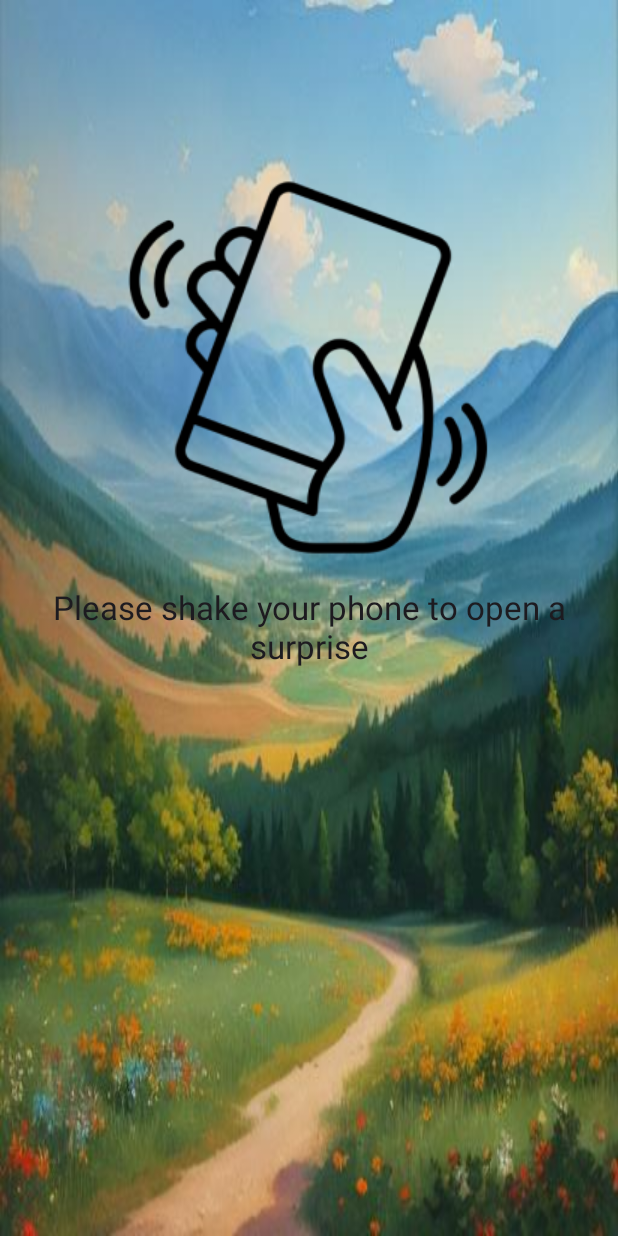
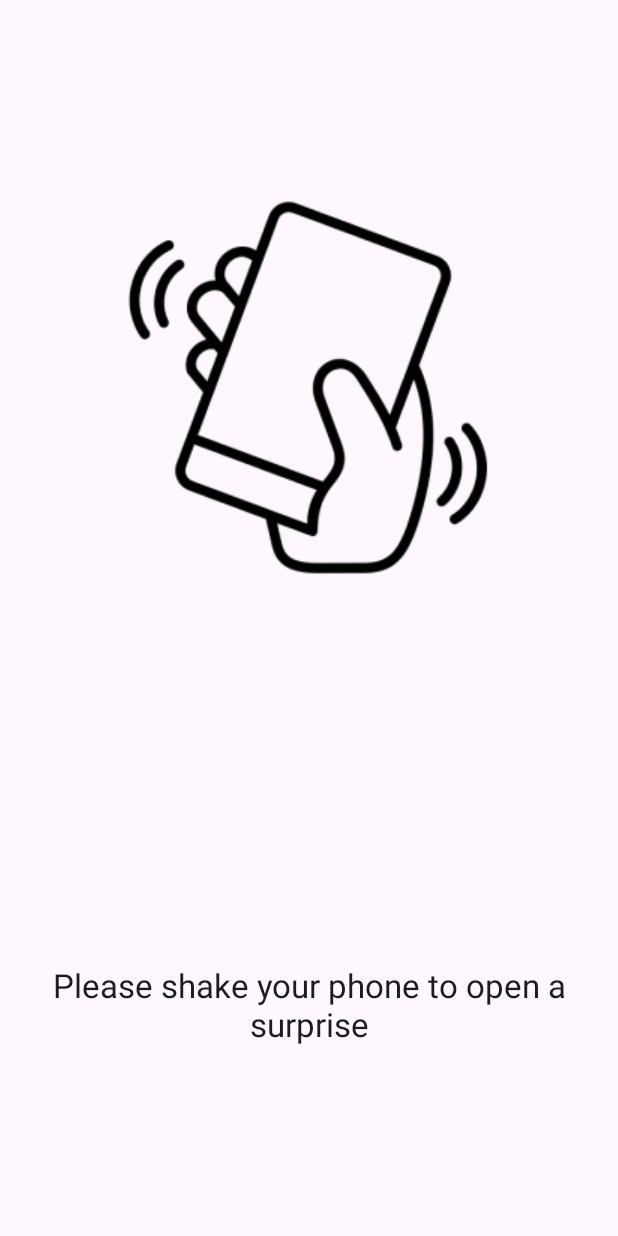
Before and after one commit to dearrx2/CS361_Project_G.11, an Android app: the FortuneActivity screen opened directly, with no data from a screen before it, on a phone screen of 412 x 824 dp. Run offline under Robolectric (Android 15) with nearby library versions, the phone set to English and light mode, and no system bars.

Commit message:
fortune UI

```diff
--- a/app/src/main/res/layout/activity_fortune.xml
+++ b/app/src/main/res/layout/activity_fortune.xml
@@ -5,22 +5,27 @@
     android:layout_width="match_parent"
     android:layout_height="match_parent"
     android:orientation="vertical"
-    android:background="@drawable/fortune_background"
+
     tools:context=".FortuneActivity">
 
     <ImageView
-        android:id="@+id/imageView2"
+        android:id="@+id/imageView5"
         android:layout_width="wrap_content"
-        android:layout_height="wrap_content"
-        android:layout_marginTop="100dp"
-        android:layout_gravity="center_horizontal|center_vertical"
+        android:layout_height="183dp"
+        android:layout_gravity="center|center_horizontal|center_vertical"
+        android:layout_margin="50dp"
+        android:layout_weight="1"
+        android:scaleType="center"
         android:src="@drawable/fortuneshake" />
 
     <TextView
-        android:id="@+id/textView3"
-        android:layout_width="match_parent"
+        android:id="@+id/textView4"
+        android:layout_width="wrap_content"
         android:layout_height="wrap_content"
-        android:gravity="center_horizontal|center_vertical"
+        android:layout_margin="10dp"
+        android:layout_weight="1"
+        android:gravity="center"
         android:text="@string/fortune"
         android:textAppearance="@style/TextAppearance.AppCompat.Large" />
+
 </LinearLayout>
```
Also changed, not shown: app/src/main/res/drawable/fortune_background.png (deleted), app/src/main/res/drawable/fortunebackgroundblur.png (added).
